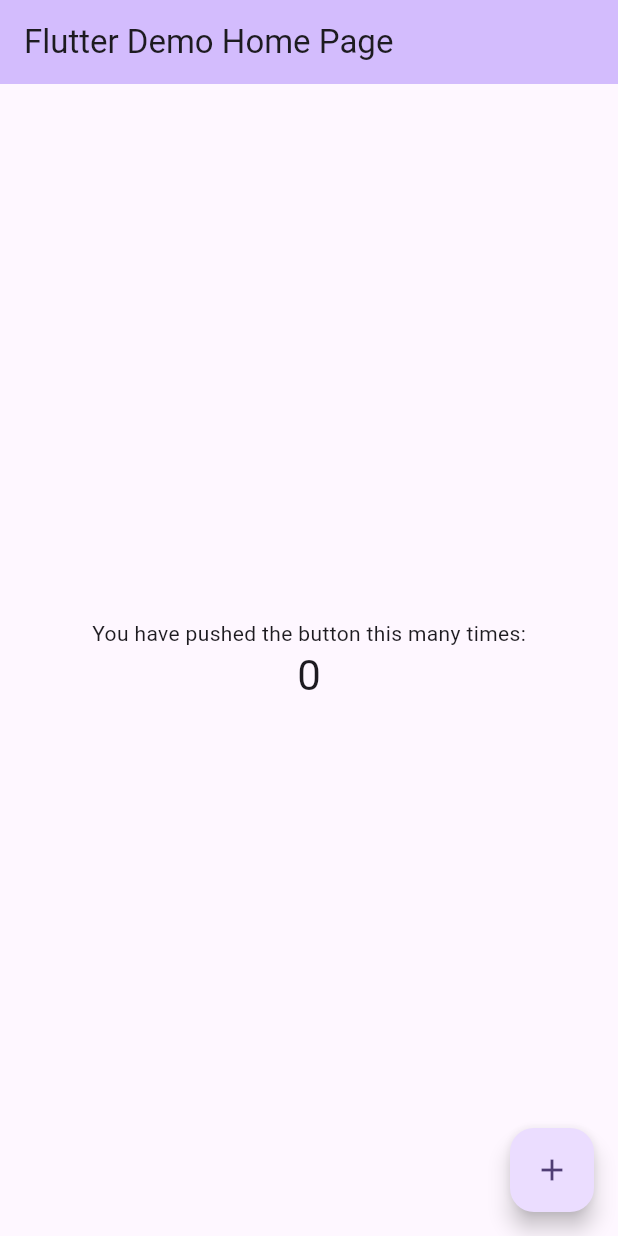
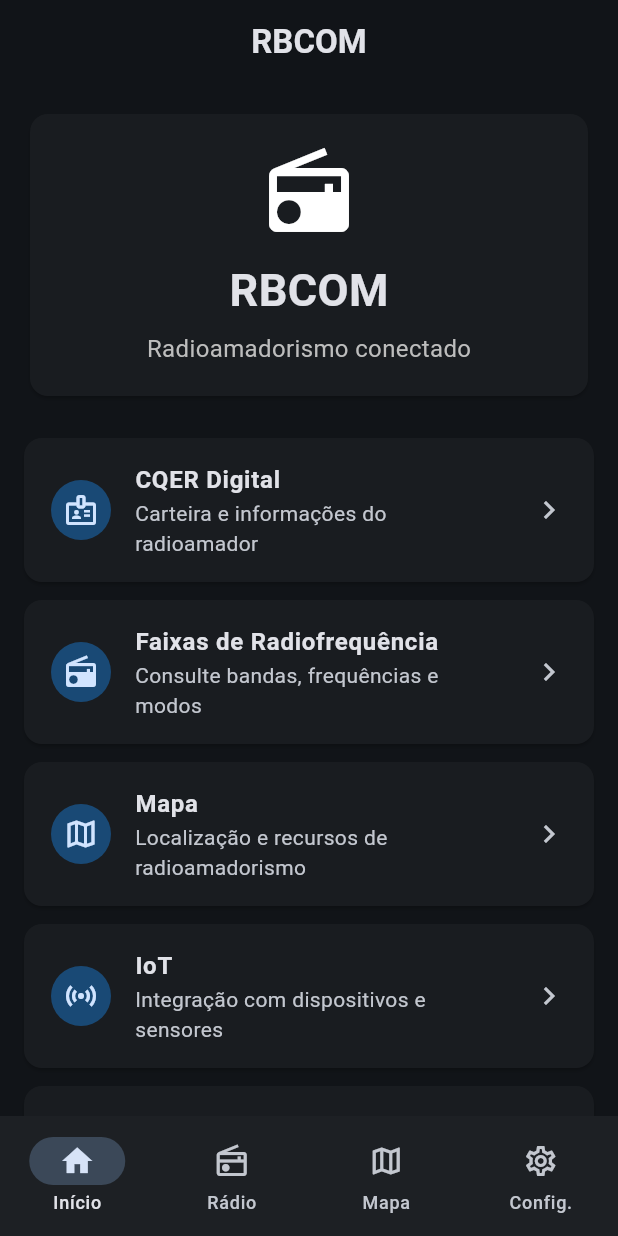
Before and after one commit to Pu2rmm/RBCOM, a Flutter app: the screen it shows after launch, on a phone screen of 412 x 824 dp. Run offline on Flutter 3.47's test engine with Material 3 defaults, Android fonts, the phone set to English and light mode, and no system bars.

Commit message:
Backup: RBCOM Android funcionando no Pixel 7

```diff
--- a/lib/main.dart
+++ b/lib/main.dart
@@ -1,121 +1,177 @@
 import 'package:flutter/material.dart';
 
 void main() {
-  runApp(const MyApp());
+  runApp(const RBCOMApp());
 }
 
-class MyApp extends StatelessWidget {
-  const MyApp({super.key});
+class RBCOMApp extends StatelessWidget {
+  const RBCOMApp({super.key});
 
-  // This widget is the root of your application.
   @override
   Widget build(BuildContext context) {
     return MaterialApp(
-      title: 'Flutter Demo',
+      debugShowCheckedModeBanner: false,
+      title: 'RBCOM',
       theme: ThemeData(
-        // This is the theme of your application.
-        //
-        // TRY THIS: Try running your application with "flutter run". You'll see
-        // the application has a purple toolbar. Then, without quitting the app,
-        // try changing the seedColor in the colorScheme below to Colors.green
-        // and then invoke "hot reload" (save your changes or press the "hot
-        // reload" button in a Flutter-supported IDE, or press "r" if you used
-        // the command line to start the app).
-        //
-        // Notice that the counter didn't reset back to zero; the application
-        // state is not lost during the reload. To reset the state, use hot
-        // restart instead.
-        //
-        // This works for code too, not just values: Most code changes can be
-        // tested with just a hot reload.
-        colorScheme: .fromSeed(seedColor: Colors.deepPurple),
+        useMaterial3: true,
+        colorScheme: ColorScheme.fromSeed(
+          seedColor: Colors.blue,
+          brightness: Brightness.dark,
+        ),
       ),
-      home: const MyHomePage(title: 'Flutter Demo Home Page'),
+      home: const RBCOMHomePage(),
     );
   }
 }
 
-class MyHomePage extends StatefulWidget {
-  const MyHomePage({super.key, required this.title});
-
-  // This widget is the home page of your application. It is stateful, meaning
-  // that it has a State object (defined below) that contains fields that affect
-  // how it looks.
-
-  // This class is the configuration for the state. It holds the values (in this
-  // case the title) provided by the parent (in this case the App widget) and
-  // used by the build method of the State. Fields in a Widget subclass are
-  // always marked "final".
-
-  final String title;
-
-  @override
-  State<MyHomePage> createState() => _MyHomePageState();
-}
-
-class _MyHomePageState extends State<MyHomePage> {
-  int _counter = 0;
-
-  void _incrementCounter() {
-    setState(() {
-      // This call to setState tells the Flutter framework that something has
-      // changed in this State, which causes it to rerun the build method below
-      // so that the display can reflect the updated values. If we changed
-      // _counter without calling setState(), then the build method would not be
-      // called again, and so nothing would appear to happen.
-      _counter++;
-    });
-  }
+class RBCOMHomePage extends StatelessWidget {
+  const RBCOMHomePage({super.key});
 
   @override
   Widget build(BuildContext context) {
-    // This method is rerun every time setState is called, for instance as done
-    // by the _incrementCounter method above.
-    //
-    // The Flutter framework has been optimized to make rerunning build methods
-    // fast, so that you can just rebuild anything that needs updating rather
-    // than having to individually change instances of widgets.
     return Scaffold(
       appBar: AppBar(
-        // TRY THIS: Try changing the color here to a specific color (to
-        // Colors.amber, perhaps?) and trigger a hot reload to see the AppBar
-        // change color while the other colors stay the same.
-        backgroundColor: Theme.of(context).colorScheme.inversePrimary,
-        // Here we take the value from the MyHomePage object that was created by
-        // the App.build method, and use it to set our appbar title.
-        title: Text(widget.title),
+        title: const Text(
+          'RBCOM',
+          style: TextStyle(
+            fontWeight: FontWeight.bold,
+          ),
+        ),
+        centerTitle: true,
       ),
-      body: Center(
-        // Center is a layout widget. It takes a single child and positions it
-        // in the middle of the parent.
+      body: SafeArea(
+        child: SingleChildScrollView(
+          padding: const EdgeInsets.all(16),
+          child: Column(
+            crossAxisAlignment: CrossAxisAlignment.stretch,
+            children: [
+              _buildHeader(),
+              const SizedBox(height: 24),
+              _buildMenuCard(
+                context,
+                icon: Icons.badge_outlined,
+                title: 'CQER Digital',
+                subtitle: 'Carteira e informações do radioamador',
+              ),
+              _buildMenuCard(
+                context,
+                icon: Icons.radio,
+                title: 'Faixas de Radiofrequência',
+                subtitle: 'Consulte bandas, frequências e modos',
+              ),
+              _buildMenuCard(
+                context,
+                icon: Icons.map_outlined,
+                title: 'Mapa',
+                subtitle: 'Localização e recursos de radioamadorismo',
+              ),
+              _buildMenuCard(
+                context,
+                icon: Icons.sensors_outlined,
+                title: 'IoT',
+                subtitle: 'Integração com dispositivos e sensores',
+              ),
+              _buildMenuCard(
+                context,
+                icon: Icons.smart_toy_outlined,
+                title: 'Assistente IA',
+                subtitle: 'Recursos inteligentes para radioamadores',
+              ),
+            ],
+          ),
+        ),
+      ),
+      bottomNavigationBar: NavigationBar(
+        selectedIndex: 0,
+        destinations: const [
+          NavigationDestination(
+            icon: Icon(Icons.home_outlined),
+            selectedIcon: Icon(Icons.home),
+            label: 'Início',
+          ),
+          NavigationDestination(
+            icon: Icon(Icons.radio_outlined),
+            selectedIcon: Icon(Icons.radio),
+            label: 'Rádio',
+          ),
+          NavigationDestination(
+            icon: Icon(Icons.map_outlined),
+            selectedIcon: Icon(Icons.map),
+            label: 'Mapa',
+          ),
+          NavigationDestination(
+            icon: Icon(Icons.settings_outlined),
+            selectedIcon: Icon(Icons.settings),
+            label: 'Config.',
+          ),
+        ],
+      ),
+    );
+  }
+
+  Widget _buildHeader() {
+    return Card(
+      child: Padding(
+        padding: const EdgeInsets.all(20),
         child: Column(
-          // Column is also a layout widget. It takes a list of children and
-          // arranges them vertically. By default, it sizes itself to fit its
-          // children horizontally, and tries to be as tall as its parent.
-          //
-          // Column has various properties to control how it sizes itself and
-          // how it positions its children. Here we use mainAxisAlignment to
-          // center the children vertically; the main axis here is the vertical
-          // axis because Columns are vertical (the cross axis would be
-          // horizontal).
-          //
-          // TRY THIS: Invoke "debug painting" (choose the "Toggle Debug Paint"
-          // action in the IDE, or press "p" in the console), to see the
-          // wireframe for each widget.
-          mainAxisAlignment: .center,
           children: [
-            const Text('You have pushed the button this many times:'),
+            const Icon(
+              Icons.radio,
+              size: 64,
+            ),
+            const SizedBox(height: 12),
+            const Text(
+              'RBCOM',
+              style: TextStyle(
+                fontSize: 30,
+                fontWeight: FontWeight.bold,
+              ),
+            ),
+            const SizedBox(height: 6),
             Text(
-              '$_counter',
-              style: Theme.of(context).textTheme.headlineMedium,
+              'Radioamadorismo conectado',
+              style: TextStyle(
+                fontSize: 16,
+                color: Colors.grey.shade400,
+              ),
             ),
           ],
         ),
       ),
-      floatingActionButton: FloatingActionButton(
-        onPressed: _incrementCounter,
-        tooltip: 'Increment',
-        child: const Icon(Icons.add),
+    );
+  }
+
+  Widget _buildMenuCard(
+    BuildContext context, {
+    required IconData icon,
+    required String title,
+    required String subtitle,
+  }) {
+    return Card(
+      margin: const EdgeInsets.only(bottom: 12),
+      child: ListTile(
+        contentPadding: const EdgeInsets.symmetric(
+          horizontal: 18,
+          vertical: 8,
+        ),
+        leading: CircleAvatar(
+          child: Icon(icon),
+        ),
+        title: Text(
+          title,
+          style: const TextStyle(
+            fontWeight: FontWeight.bold,
+          ),
+        ),
+        subtitle: Text(subtitle),
+        trailing: const Icon(Icons.chevron_right),
+        onTap: () {
+          ScaffoldMessenger.of(context).showSnackBar(
+            SnackBar(
+              content: Text('$title — em desenvolvimento'),
+            ),
+          );
+        },
       ),
     );
   }
```
Also changed, not shown: 1 other file.
